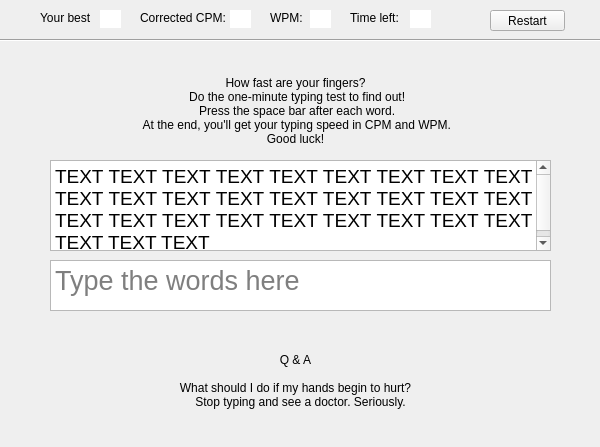
First picture: the form in speed_test_ui.ui, repository samoeds/Typing_speedcheck_pyQT, before the edit.
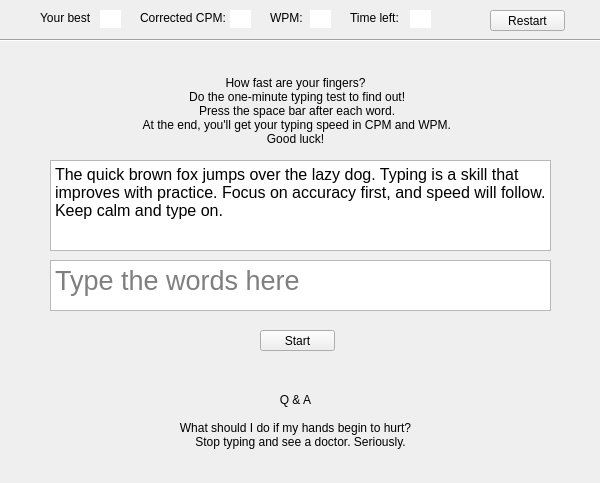
Second picture: the form after the edit.

Commit message: start button added, restart score and timer function added, best score added

What changed in the file:
```diff
--- a/speed_test_ui.ui
+++ b/speed_test_ui.ui
@@ -7,7 +7,7 @@
     <x>0</x>
     <y>0</y>
     <width>600</width>
-    <height>447</height>
+    <height>483</height>
    </rect>
   </property>
   <property name="windowTitle">
@@ -191,14 +191,14 @@
 li.unchecked::marker { content: &quot;\2610&quot;; }
 li.checked::marker { content: &quot;\2612&quot;; }
 &lt;/style&gt;&lt;/head&gt;&lt;body style=&quot; font-family:'Segoe UI'; font-size:12pt; font-weight:400; font-style:normal;&quot;&gt;
-&lt;p align=&quot;justify&quot; style=&quot; margin-top:0px; margin-bottom:0px; margin-left:0px; margin-right:0px; -qt-block-indent:0; text-indent:0px;&quot;&gt;&lt;span style=&quot; font-size:14pt;&quot;&gt;TEXT TEXT TEXT TEXT TEXT TEXT TEXT TEXT TEXT TEXT TEXT TEXT TEXT TEXT TEXT TEXT TEXT TEXT TEXT TEXT TEXT TEXT TEXT TEXT TEXT TEXT TEXT TEXT TEXT TEXT&lt;/span&gt;&lt;/p&gt;&lt;/body&gt;&lt;/html&gt;</string>
+&lt;p style=&quot; margin-top:0px; margin-bottom:0px; margin-left:0px; margin-right:0px; -qt-block-indent:0; text-indent:0px;&quot;&gt;The quick brown fox jumps over the lazy dog. Typing is a skill that improves with practice. Focus on accuracy first, and speed will follow. Keep calm and type on.&lt;/p&gt;&lt;/body&gt;&lt;/html&gt;</string>
    </property>
   </widget>
   <widget class="QLabel" name="label_5">
    <property name="geometry">
     <rect>
      <x>140</x>
-     <y>340</y>
+     <y>380</y>
      <width>311</width>
      <height>81</height>
     </rect>
@@ -252,6 +252,19 @@
     <string>Restart</string>
    </property>
   </widget>
+  <widget class="QPushButton" name="start_button">
+   <property name="geometry">
+    <rect>
+     <x>260</x>
+     <y>330</y>
+     <width>75</width>
+     <height>21</height>
+    </rect>
+   </property>
+   <property name="text">
+    <string>Start</string>
+   </property>
+  </widget>
  </widget>
  <resources/>
  <connections/>
```
The commit also changes 1 other file.
